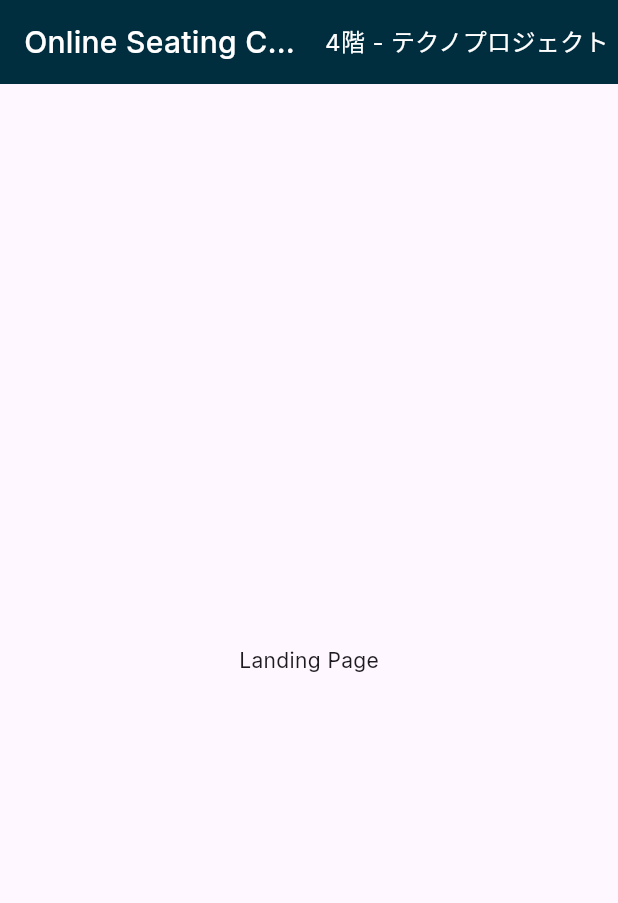
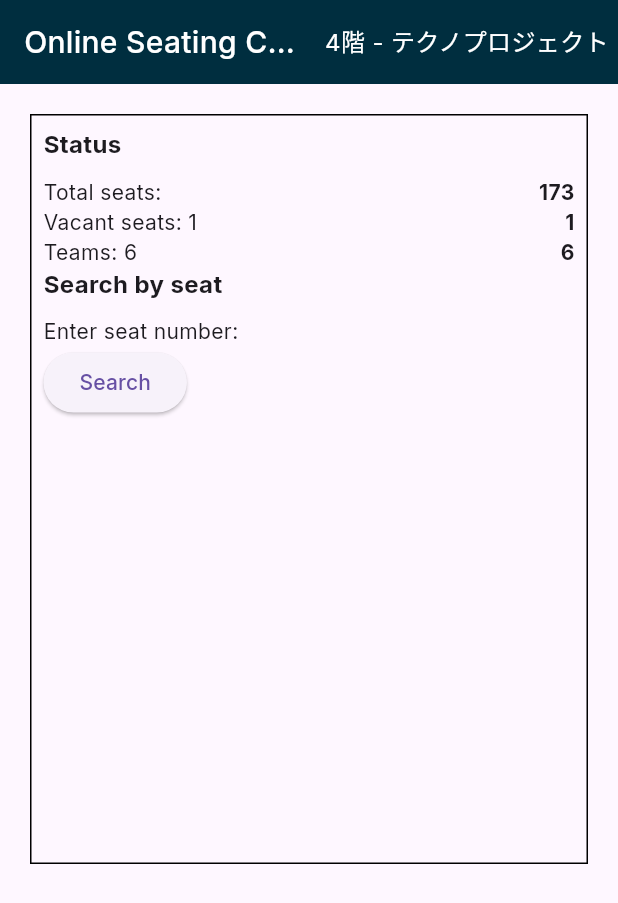
Before and after one commit to nihonf-bin/seating-manager, a Flutter app: the screen it shows after launch, on a phone screen of 412 x 824 dp. Shown: the top 903 px of the screen. Run offline on Flutter 3.47's test engine with Material 3 defaults, Android fonts, the phone set to English and light mode, and no system bars; our stand-ins replace go_router, google_fonts.

Commit message:
landing page status box

```diff
--- a/frontend/lib/landing.dart
+++ b/frontend/lib/landing.dart
@@ -9,7 +9,9 @@ class LandingPage extends StatelessWidget {
   @override
   Widget build(BuildContext context) {
     final double sw = Styles.screenWidth(context);
-
+    final int totalSeats = 173; // Variable to store the total number of seats
+    final int vacantSeats = 1; // Variable to store the number of vacant seats
+    final int teams = 6; // Variable to store the number of teams
     return Scaffold(
       appBar: PreferredSize(
         preferredSize: Size.fromHeight(kToolbarHeight),
@@ -24,9 +26,67 @@ class LandingPage extends StatelessWidget {
           )
         ]),
       ),
-      body: Center(
-        child: Text('Landing Page'),
-      ),
-    );
+
+     body: Stack(
+        children: [
+          Align(
+            alignment: Alignment.topRight,
+            child: Container(
+              margin: EdgeInsets.all(20.0),
+              height: 500,
+              width: 400,
+              decoration: BoxDecoration(
+                border: Border.all(color: Colors.black),
+                )  ,
+                child: Padding(
+                  padding: const EdgeInsets.all(8.0),
+                  child: Column(
+                  crossAxisAlignment: CrossAxisAlignment.start,
+                  children: [
+                    Text('Status', style: TextStyle(fontSize: 16, fontWeight: FontWeight.bold)),
+                    SizedBox(height: 10),
+                    Row(
+                      mainAxisAlignment: MainAxisAlignment.spaceBetween,
+                      children: [
+                        Text('Total seats: ', style: TextStyle(fontSize: 14)),
+                        Text('$totalSeats', style: TextStyle(fontSize: 14, fontWeight: FontWeight.bold)),
+                      ],
+                    ),
+                    Row(
+                      mainAxisAlignment: MainAxisAlignment.spaceBetween,
+                      children: [
+                        Text('Vacant seats: $vacantSeats', style: TextStyle(fontSize: 14)),
+                        Text('$vacantSeats', style: TextStyle(fontSize: 14, fontWeight: FontWeight.bold)),
+                      ],
+                    ),
+                    Row(
+                      mainAxisAlignment: MainAxisAlignment.spaceBetween,
+                      children: [
+                        Text('Teams: $teams', style: TextStyle(fontSize: 14)),
+                        Text('$teams', style: TextStyle(fontSize: 14, fontWeight: FontWeight.bold)),
+                      ],
+                    ),
+                    Text('Search by seat', style: TextStyle(fontSize: 16, fontWeight: FontWeight.bold)),
+                    SizedBox(height: 10),
+                    Text('Enter seat number: ', style: TextStyle(fontSize: 14)),
+
+                    Row(
+                      children: [
+                        ElevatedButton(
+                          onPressed:(){} ,
+                          child: Text('Search')
+                        )
+                      ],
+                    )
+
+
+
+                  ],
+                                ),
+                ),
+            ),
+          ),
+        ],
+      ),);
   }
 }
```
